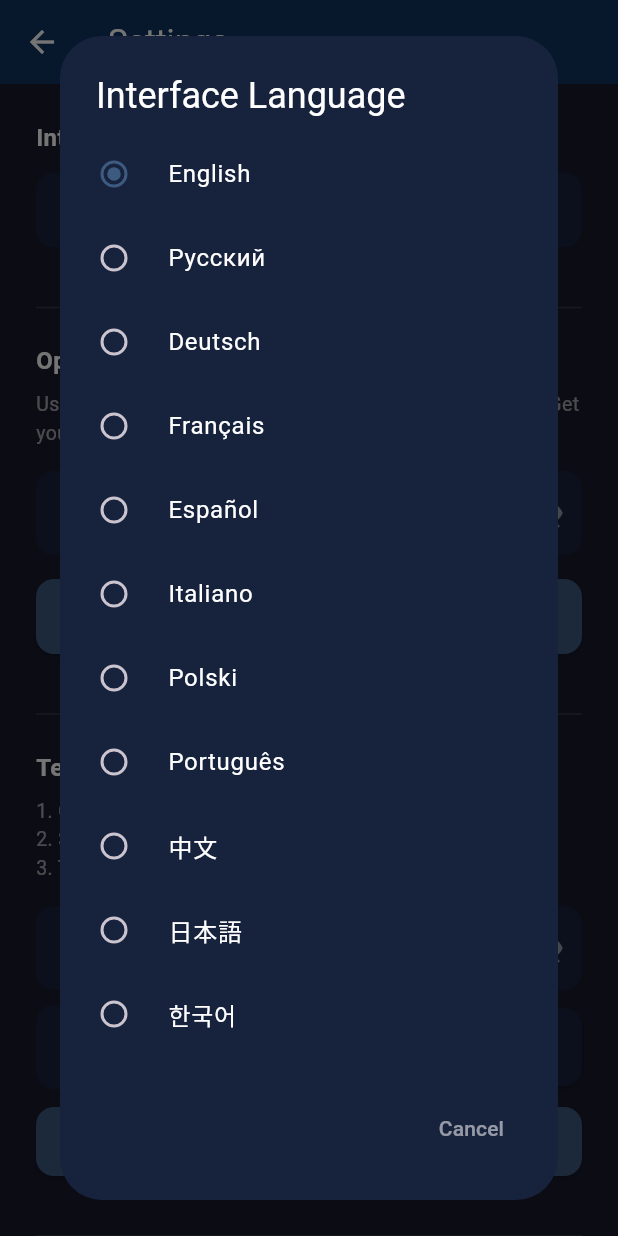
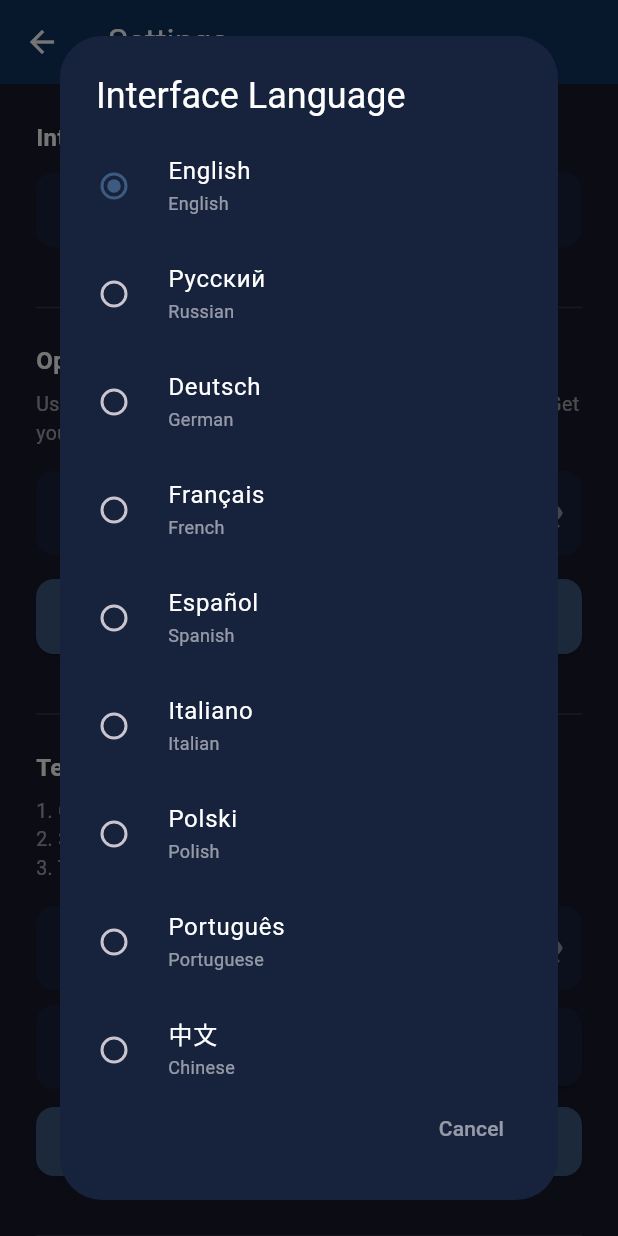
Before and after one commit to GoldenSpade/voice_to_text_flutter, a Flutter app: the SettingsScreen screen opened directly, after a tap on "English", on a phone screen of 412 x 824 dp. Run offline on Flutter 3.47's test engine with Material 3 defaults, Android fonts, the phone set to English and light mode, and no system bars; our stand-ins replace file_picker, just_audio, permission_handler, share_plus, shared_preferences; missing offline and left inert: receive_sharing_intent, record; accounts and stored records are empty.

Commit message:
Small labels have been added to the languages in all dropdown lists. 2

```diff
--- a/lib/l10n/app_localizations.dart
+++ b/lib/l10n/app_localizations.dart
@@ -211,6 +211,421 @@ class AppLocalizations {
     if (msg == 'no_internet') return noInternet;
     return msg;
   }
+
+  // ── Language names (for speech/translation language pickers) ───────────────
+  String languageName(String code) =>
+      _languageNames[languageCode]?[code] ??
+      _languageNames['en']?[code] ??
+      code;
+
+  static const Map<String, Map<String, String>> _languageNames = {
+    'en': {
+      'en': 'English',
+      'ru': 'Russian',
+      'uk': 'Ukrainian',
+      'de': 'German',
+      'fr': 'French',
+      'es': 'Spanish',
+      'it': 'Italian',
+      'pt': 'Portuguese',
+      'pl': 'Polish',
+      'nl': 'Dutch',
+      'sv': 'Swedish',
+      'no': 'Norwegian',
+      'da': 'Danish',
+      'fi': 'Finnish',
+      'cs': 'Czech',
+      'ro': 'Romanian',
+      'hu': 'Hungarian',
+      'tr': 'Turkish',
+      'ar': 'Arabic',
+      'zh': 'Chinese',
+      'ja': 'Japanese',
+      'ko': 'Korean',
+      'hi': 'Hindi',
+      'id': 'Indonesian',
+      'vi': 'Vietnamese',
+      'th': 'Thai',
+      'el': 'Greek',
+    },
+    'ru': {
+      'en': 'Английский',
+      'ru': 'Русский',
+      'uk': 'Украинский',
+      'de': 'Немецкий',
+      'fr': 'Французский',
+      'es': 'Испанский',
+      'it': 'Итальянский',
+      'pt': 'Португальский',
+      'pl': 'Польский',
+      'nl': 'Нидерландский',
+      'sv': 'Шведский',
+      'no': 'Норвежский',
+      'da': 'Датский',
+      'fi': 'Финский',
+      'cs': 'Чешский',
+      'ro': 'Румынский',
+      'hu': 'Венгерский',
+      'tr': 'Турецкий',
+      'ar': 'Арабский',
+      'zh': 'Китайский',
+      'ja': 'Японский',
+      'ko': 'Корейский',
+      'hi': 'Хинди',
+      'id': 'Индонезийский',
+      'vi': 'Вьетнамский',
+      'th': 'Тайский',
+      'el': 'Греческий',
+    },
+    'de': {
+      'en': 'Englisch',
+      'ru': 'Russisch',
+      'uk': 'Ukrainisch',
+      'de': 'Deutsch',
+      'fr': 'Französisch',
+      'es': 'Spanisch',
+      'it': 'Italienisch',
+      'pt': 'Portugiesisch',
+      'pl': 'Polnisch',
+      'nl': 'Niederländisch',
+      'sv': 'Schwedisch',
+      'no': 'Norwegisch',
+      'da': 'Dänisch',
+      'fi': 'Finnisch',
+      'cs': 'Tschechisch',
+      'ro': 'Rumänisch',
+      'hu': 'Ungarisch',
+      'tr': 'Türkisch',
+      'ar': 'Arabisch',
+      'zh': 'Chinesisch',
+      'ja': 'Japanisch',
+      'ko': 'Koreanisch',
+      'hi': 'Hindi',
+      'id': 'Indonesisch',
+      'vi': 'Vietnamesisch',
+      'th': 'Thailändisch',
+      'el': 'Griechisch',
+    },
+    'fr': {
+      'en': 'Anglais',
+      'ru': 'Russe',
+      'uk': 'Ukrainien',
+      'de': 'Allemand',
+      'fr': 'Français',
+      'es': 'Espagnol',
+      'it': 'Italien',
+      'pt': 'Portugais',
+      'pl': 'Polonais',
+      'nl': 'Néerlandais',
+      'sv': 'Suédois',
+      'no': 'Norvégien',
+      'da': 'Danois',
+      'fi': 'Finnois',
+      'cs': 'Tchèque',
+      'ro': 'Roumain',
+      'hu': 'Hongrois',
+      'tr': 'Turc',
+      'ar': 'Arabe',
+      'zh': 'Chinois',
+      'ja': 'Japonais',
+      'ko': 'Coréen',
+      'hi': 'Hindi',
+      'id': 'Indonésien',
+      'vi': 'Vietnamien',
+      'th': 'Thaï',
+      'el': 'Grec',
+    },
+    'es': {
+      'en': 'Inglés',
+      'ru': 'Ruso',
+      'uk': 'Ucraniano',
+      'de': 'Alemán',
+      'fr': 'Francés',
+      'es': 'Español',
+      'it': 'Italiano',
+      'pt': 'Portugués',
+      'pl': 'Polaco',
+      'nl': 'Neerlandés',
+      'sv': 'Sueco',
+      'no': 'Noruego',
+      'da': 'Danés',
+      'fi': 'Finlandés',
+      'cs': 'Checo',
+      'ro': 'Rumano',
+      'hu': 'Húngaro',
+      'tr': 'Turco',
+      'ar': 'Árabe',
+      'zh': 'Chino',
+      'ja': 'Japonés',
+      'ko': 'Coreano',
+      'hi': 'Hindi',
+      'id': 'Indonesio',
+      'vi': 'Vietnamita',
+      'th': 'Tailandés',
+      'el': 'Griego',
+    },
+    'it': {
+      'en': 'Inglese',
+      'ru': 'Russo',
+      'uk': 'Ucraino',
+      'de': 'Tedesco',
+      'fr': 'Francese',
+      'es': 'Spagnolo',
+      'it': 'Italiano',
+      'pt': 'Portoghese',
+      'pl': 'Polacco',
+      'nl': 'Olandese',
+      'sv': 'Svedese',
+      'no': 'Norvegese',
+      'da': 'Danese',
+      'fi': 'Finlandese',
+      'cs': 'Ceco',
+      'ro': 'Rumeno',
+      'hu': 'Ungherese',
+      'tr': 'Turco',
+      'ar': 'Arabo',
+      'zh': 'Cinese',
+      'ja': 'Giapponese',
+      'ko': 'Coreano',
+      'hi': 'Hindi',
+      'id': 'Indonesiano',
+      'vi': 'Vietnamita',
+      'th': 'Tailandese',
+      'el': 'Greco',
+    },
+    'pl': {
+      'en': 'Angielski',
+      'ru': 'Rosyjski',
+      'uk': 'Ukraiński',
+      'de': 'Niemiecki',
+      'fr': 'Francuski',
+      'es': 'Hiszpański',
+      'it': 'Włoski',
+      'pt': 'Portugalski',
+      'pl': 'Polski',
+      'nl': 'Niderlandzki',
+      'sv': 'Szwedzki',
+      'no': 'Norweski',
+      'da': 'Duński',
+      'fi': 'Fiński',
+      'cs': 'Czeski',
+      'ro': 'Rumuński',
+      'hu': 'Węgierski',
+      'tr': 'Turecki',
+      'ar': 'Arabski',
+      'zh': 'Chiński',
+      'ja': 'Japoński',
+      'ko': 'Koreański',
+      'hi': 'Hindi',
+      'id': 'Indonezyjski',
+      'vi': 'Wietnamski',
+      'th': 'Tajski',
+      'el': 'Grecki',
+    },
+    'pt': {
+      'en': 'Inglês',
+      'ru': 'Russo',
+      'uk': 'Ucraniano',
+      'de': 'Alemão',
+      'fr': 'Francês',
+      'es': 'Espanhol',
+      'it': 'Italiano',
+      'pt': 'Português',
+      'pl': 'Polaco',
+      'nl': 'Holandês',
+      'sv': 'Sueco',
+      'no': 'Norueguês',
+      'da': 'Dinamarquês',
+      'fi': 'Finlandês',
+      'cs': 'Tcheco',
+      'ro': 'Romeno',
+      'hu': 'Húngaro',
+      'tr': 'Turco',
+      'ar': 'Árabe',
+      'zh': 'Chinês',
+      'ja': 'Japonês',
+      'ko': 'Coreano',
+      'hi': 'Hindi',
+      'id': 'Indonésio',
+      'vi': 'Vietnamita',
+      'th': 'Tailandês',
+      'el': 'Grego',
+    },
+    'zh': {
+      'en': '英语',
+      'ru': '俄语',
+      'uk': '乌克兰语',
+      'de': '德语',
+      'fr': '法语',
+      'es': '西班牙语',
+      'it': '意大利语',
+      'pt': '葡萄牙语',
+      'pl': '波兰语',
+      'nl': '荷兰语',
+      'sv': '瑞典语',
+      'no': '挪威语',
+      'da': '丹麦语',
+      'fi': '芬兰语',
+      'cs': '捷克语',
+      'ro': '罗马尼亚语',
+      'hu': '匈牙利语',
+      'tr': '土耳其语',
+      'ar': '阿拉伯语',
+      'zh': '中文',
+      'ja': '日语',
+      'ko': '韩语',
+      'hi': '印地语',
+      'id': '印尼语',
+      'vi': '越南语',
+      'th': '泰语',
+      'el': '希腊语',
+    },
+    'ja': {
+      'en': '英語',
+      'ru': 'ロシア語',
+      'uk': 'ウクライナ語',
+      'de': 'ドイツ語',
+      'fr': 'フランス語',
+      'es': 'スペイン語',
+      'it': 'イタリア語',
+      'pt': 'ポルトガル語',
+      'pl': 'ポーランド語',
+      'nl': 'オランダ語',
+      'sv': 'スウェーデン語',
+      'no': 'ノルウェー語',
+      'da': 'デンマーク語',
+      'fi': 'フィンランド語',
+      'cs': 'チェコ語',
+      'ro': 'ルーマニア語',
+      'hu': 'ハンガリー語',
+      'tr': 'トルコ語',
+      'ar': 'アラビア語',
+      'zh': '中国語',
+      'ja': '日本語',
+      'ko': '韓国語',
+      'hi': 'ヒンディー語',
+      'id': 'インドネシア語',
+      'vi': 'ベトナム語',
+      'th': 'タイ語',
+      'el': 'ギリシャ語',
+    },
+    'ko': {
+      'en': '영어',
+      'ru': '러시아어',
+      'uk': '우크라이나어',
+      'de': '독일어',
+      'fr': '프랑스어',
+      'es': '스페인어',
+      'it': '이탈리아어',
+      'pt': '포르투갈어',
+      'pl': '폴란드어',
+      'nl': '네덜란드어',
+      'sv': '스웨덴어',
+      'no': '노르웨이어',
+      'da': '덴마크어',
+      'fi': '핀란드어',
+      'cs': '체코어',
+      'ro': '루마니아어',
+      'hu': '헝가리어',
+      'tr': '터키어',
+      'ar': '아랍어',
+      'zh': '중국어',
+      'ja': '일본어',
+      'ko': '한국어',
+      'hi': '힌디어',
+      'id': '인도네시아어',
+      'vi': '베트남어',
+      'th': '태국어',
+      'el': '그리스어',
+    },
+    'tr': {
+      'en': 'İngilizce',
+      'ru': 'Rusça',
+      'uk': 'Ukraynaca',
+      'de': 'Almanca',
+      'fr': 'Fransızca',
+      'es': 'İspanyolca',
+      'it': 'İtalyanca',
+      'pt': 'Portekizce',
+      'pl': 'Lehçe',
+      'nl': 'Felemenkçe',
+      'sv': 'İsveççe',
+      'no': 'Norveççe',
+      'da': 'Danca',
+      'fi': 'Fince',
+      'cs': 'Çekçe',
+      'ro': 'Rumence',
+      'hu': 'Macarca',
+      'tr': 'Türkçe',
+      'ar': 'Arapça',
+      'zh': 'Çince',
+      'ja': 'Japonca',
+      'ko': 'Korece',
+      'hi': 'Hintçe',
+      'id': 'Endonezce',
+      'vi': 'Vietnamca',
+      'th': 'Tayca',
+      'el': 'Yunanca',
+    },
+    'hi': {
+      'en': 'अंग्रेज़ी',
+      'ru': 'रूसी',
+      'uk': 'यूक्रेनी',
+      'de': 'जर्मन',
+      'fr': 'फ़्रेंच',
+      'es': 'स्पेनिश',
+      'it': 'इतालवी',
+      'pt': 'पुर्तगाली',
+      'pl': 'पोलिश',
+      'nl': 'डच',
+      'sv': 'स्वीडिश',
+      'no': 'नॉर्वेजियन',
+      'da': 'डेनिश',
+      'fi': 'फिनिश',
+      'cs': 'चेक',
+      'ro': 'रोमानियाई',
+      'hu': 'हंगेरियन',
+      'tr': 'तुर्की',
+      'ar': 'अरबी',
+      'zh': 'चीनी',
+      'ja': 'जापानी',
+      'ko': 'कोरियाई',
+      'hi': 'हिन्दी',
+      'id': 'इंडोनेशियाई',
+      'vi': 'वियतनामी',
+      'th': 'थाई',
+      'el': 'ग्रीक',
+    },
+    'ar': {
+      'en': 'الإنجليزية',
+      'ru': 'الروسية',
+      'uk': 'الأوكرانية',
+      'de': 'الألمانية',
+      'fr': 'الفرنسية',
+      'es': 'الإسبانية',
+      'it': 'الإيطالية',
+      'pt': 'البرتغالية',
+      'pl': 'البولندية',
+      'nl': 'الهولندية',
+      'sv': 'السويدية',
+      'no': 'النرويجية',
+      'da': 'الدنماركية',
+      'fi': 'الفنلندية',
+      'cs': 'التشيكية',
+      'ro': 'الرومانية',
+      'hu': 'المجرية',
+      'tr': 'التركية',
+      'ar': 'العربية',
+      'zh': 'الصينية',
+      'ja': 'اليابانية',
+      'ko': 'الكورية',
+      'hi': 'الهندية',
+      'id': 'الإندونيسية',
+      'vi': 'الفيتنامية',
+      'th': 'التايلاندية',
+      'el': 'اليونانية',
+    },
+  };
 
   // ── Translation table ─────────────────────────────────────────────────────
   static const Map<String, Map<String, String>> _strings = {
--- a/lib/screens/conversation_screen.dart
+++ b/lib/screens/conversation_screen.dart
@@ -911,7 +911,9 @@ class _LangPicker extends StatelessWidget {
 
   @override
   Widget build(BuildContext context) {
-    final theme = context.read<AppState>().buttonTheme;
+    final appState = context.read<AppState>();
+    final theme = appState.buttonTheme;
+    final l10n = appState.l10n;
     return DraggableScrollableSheet(
       initialChildSize: 0.6,
       minChildSize: 0.4,
@@ -939,7 +941,7 @@ class _LangPicker extends StatelessWidget {
                 return ListTile(
                   title: Text(lang.$2,
                       style: const TextStyle(color: Colors.white)),
-                  subtitle: Text(lang.$3,
+                  subtitle: Text(l10n.languageName(lang.$1),
                       style: const TextStyle(
                           color: Colors.white54, fontSize: 12)),
                   trailing: isSelected
--- a/lib/screens/full_cycle_screen.dart
+++ b/lib/screens/full_cycle_screen.dart
@@ -1158,7 +1158,9 @@ class _LanguagePicker extends StatelessWidget {
 
   @override
   Widget build(BuildContext context) {
-    final theme = context.read<AppState>().buttonTheme;
+    final appState = context.read<AppState>();
+    final theme = appState.buttonTheme;
+    final l10n = appState.l10n;
     return DraggableScrollableSheet(
       initialChildSize: 0.6,
       minChildSize: 0.4,
@@ -1186,7 +1188,7 @@ class _LanguagePicker extends StatelessWidget {
                 return ListTile(
                   title: Text(lang.$2,
                       style: const TextStyle(color: Colors.white)),
-                  subtitle: Text(lang.$3,
+                  subtitle: Text(l10n.languageName(lang.$1),
                       style: const TextStyle(
                           color: Colors.white54, fontSize: 12)),
                   trailing: isSelected
@@ -1304,7 +1306,7 @@ class _SpeechLangPicker extends StatelessWidget {
                       style: const TextStyle(color: Colors.white)),
                   subtitle: lang.$1.isEmpty
                       ? null
-                      : Text(lang.$3,
+                      : Text(l10n.languageName(lang.$1),
                           style: const TextStyle(
                               color: Colors.white54, fontSize: 12)),
                   trailing: isSelected
--- a/lib/screens/settings_screen.dart
+++ b/lib/screens/settings_screen.dart
@@ -221,6 +221,9 @@ class _SettingsScreenState extends State<SettingsScreen> {
                 groupValue: state.languageCode,
                 activeColor: theme.colors[0],
                 title: Text(name, style: const TextStyle(color: Colors.white)),
+                subtitle: Text(state.l10n.languageName(code),
+                    style:
+                        const TextStyle(color: Colors.white54, fontSize: 12)),
                 onChanged: (val) {
                   if (val != null) {
                     state.saveLanguage(val);
--- a/lib/screens/transcription_screen.dart
+++ b/lib/screens/transcription_screen.dart
@@ -924,7 +924,7 @@ class _SpeechLangPicker extends StatelessWidget {
                       style: const TextStyle(color: Colors.white)),
                   subtitle: lang.$1.isEmpty
                       ? null
-                      : Text(lang.$3,
+                      : Text(l10n.languageName(lang.$1),
                           style: const TextStyle(
                               color: Colors.white54, fontSize: 12)),
                   trailing: isSelected
--- a/lib/screens/transcription_translation_screen.dart
+++ b/lib/screens/transcription_translation_screen.dart
@@ -964,7 +964,9 @@ class _LanguagePicker extends StatelessWidget {
 
   @override
   Widget build(BuildContext context) {
-    final theme = context.read<AppState>().buttonTheme;
+    final appState = context.read<AppState>();
+    final theme = appState.buttonTheme;
+    final l10n = appState.l10n;
     return DraggableScrollableSheet(
       initialChildSize: 0.6,
       minChildSize: 0.4,
@@ -994,7 +996,7 @@ class _LanguagePicker extends StatelessWidget {
                     lang.$2,
                     style: const TextStyle(color: Colors.white),
                   ),
-                  subtitle: Text(lang.$3,
+                  subtitle: Text(l10n.languageName(lang.$1),
                       style: const TextStyle(
                           color: Colors.white54, fontSize: 12)),
                   trailing: isSelected
@@ -1056,7 +1058,7 @@ class _SpeechLangPicker extends StatelessWidget {
                       style: const TextStyle(color: Colors.white)),
                   subtitle: lang.$1.isEmpty
                       ? null
-                      : Text(lang.$3,
+                      : Text(l10n.languageName(lang.$1),
                           style: const TextStyle(
                               color: Colors.white54, fontSize: 12)),
                   trailing: isSelected
--- a/lib/screens/translate_sheet.dart
+++ b/lib/screens/translate_sheet.dart
@@ -420,7 +420,9 @@ class _LanguagePicker extends StatelessWidget {
 
   @override
   Widget build(BuildContext context) {
-    final theme = context.read<AppState>().buttonTheme;
+    final appState = context.read<AppState>();
+    final theme = appState.buttonTheme;
+    final l10n = appState.l10n;
     return DraggableScrollableSheet(
       initialChildSize: 0.6,
       minChildSize: 0.4,
@@ -448,7 +450,7 @@ class _LanguagePicker extends StatelessWidget {
                 return ListTile(
                   title: Text(lang.$2,
                       style: const TextStyle(color: Colors.white)),
-                  subtitle: Text(lang.$3,
+                  subtitle: Text(l10n.languageName(lang.$1),
                       style: const TextStyle(
                           color: Colors.white54, fontSize: 12)),
                   trailing: isSelected
--- a/lib/screens/translation_screen.dart
+++ b/lib/screens/translation_screen.dart
@@ -638,7 +638,7 @@ class _SourceLanguagePicker extends StatelessWidget {
                 return ListTile(
                   title: Text(lang.$2,
                       style: const TextStyle(color: Colors.white)),
-                  subtitle: Text(lang.$3,
+                  subtitle: Text(l10n.languageName(lang.$1),
                       style: const TextStyle(
                           color: Colors.white54, fontSize: 12)),
                   trailing: isSelected
@@ -666,7 +666,9 @@ class _LanguagePicker extends StatelessWidget {
 
   @override
   Widget build(BuildContext context) {
-    final theme = context.read<AppState>().buttonTheme;
+    final appState = context.read<AppState>();
+    final theme = appState.buttonTheme;
+    final l10n = appState.l10n;
     return DraggableScrollableSheet(
       initialChildSize: 0.6,
       minChildSize: 0.4,
@@ -696,7 +698,7 @@ class _LanguagePicker extends StatelessWidget {
                     lang.$2,
                     style: const TextStyle(color: Colors.white),
                   ),
-                  subtitle: Text(lang.$3,
+                  subtitle: Text(l10n.languageName(lang.$1),
                       style: const TextStyle(
                           color: Colors.white54, fontSize: 12)),
                   trailing: isSelected
```
